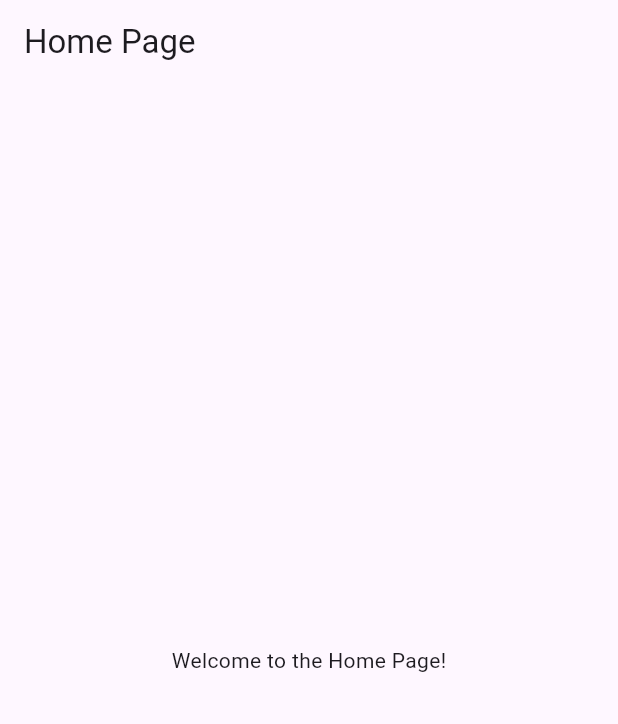
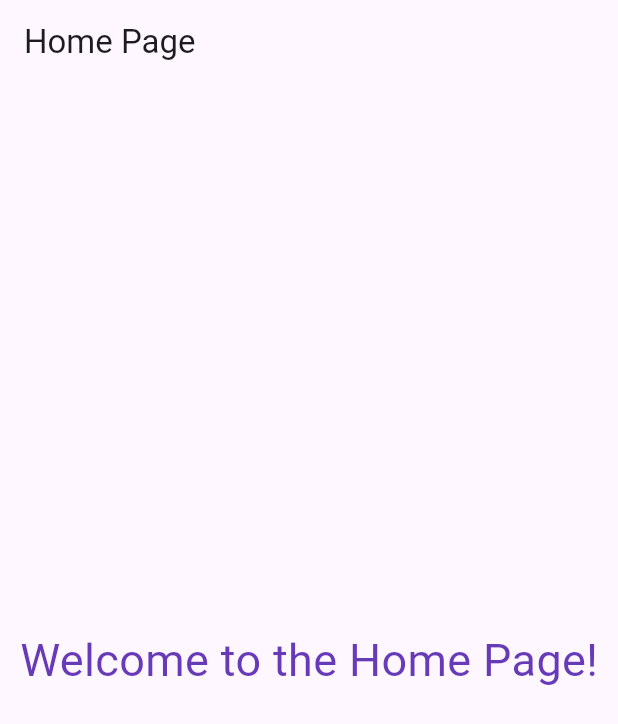
Before and after one commit to SajaHerez/flutter_intergration_test, a Flutter app: the HomeScreen screen opened directly, on a phone screen of 412 x 824 dp. Shown: the top 724 px of the screen. Run offline on Flutter 3.47's test engine with Material 2 defaults, Android fonts, the light colour scheme and no system bars.

Commit message:
change text color

```diff
--- a/lib/home_screen.dart
+++ b/lib/home_screen.dart
@@ -5,10 +5,13 @@ class HomeScreen extends StatelessWidget {
   Widget build(BuildContext context) {
     return Scaffold(
       appBar: AppBar(
-        title:const  Text('Home Page'),
+        title: const Text('Home Page'),
       ),
-      body: const  Center(
-        child: Text('Welcome to the Home Page!'),
+      body: const Center(
+        child: Text(
+          'Welcome to the Home Page!',
+          style: TextStyle(fontSize: 30, color: Colors.deepPurple),
+        ),
       ),
     );
   }
```
